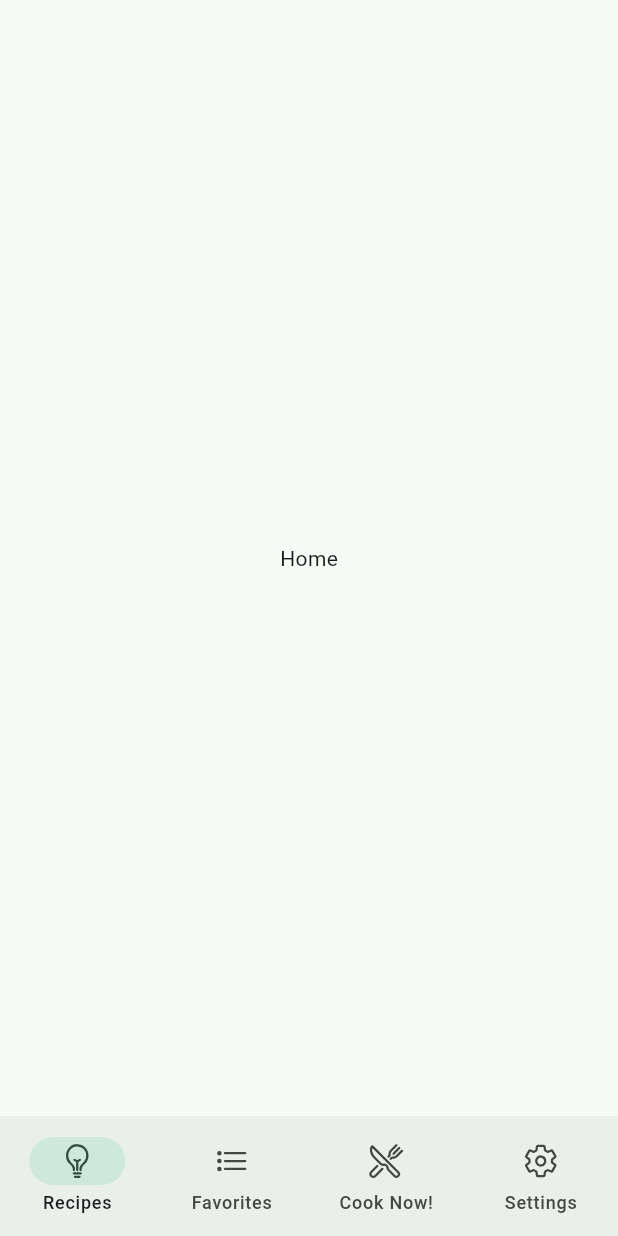
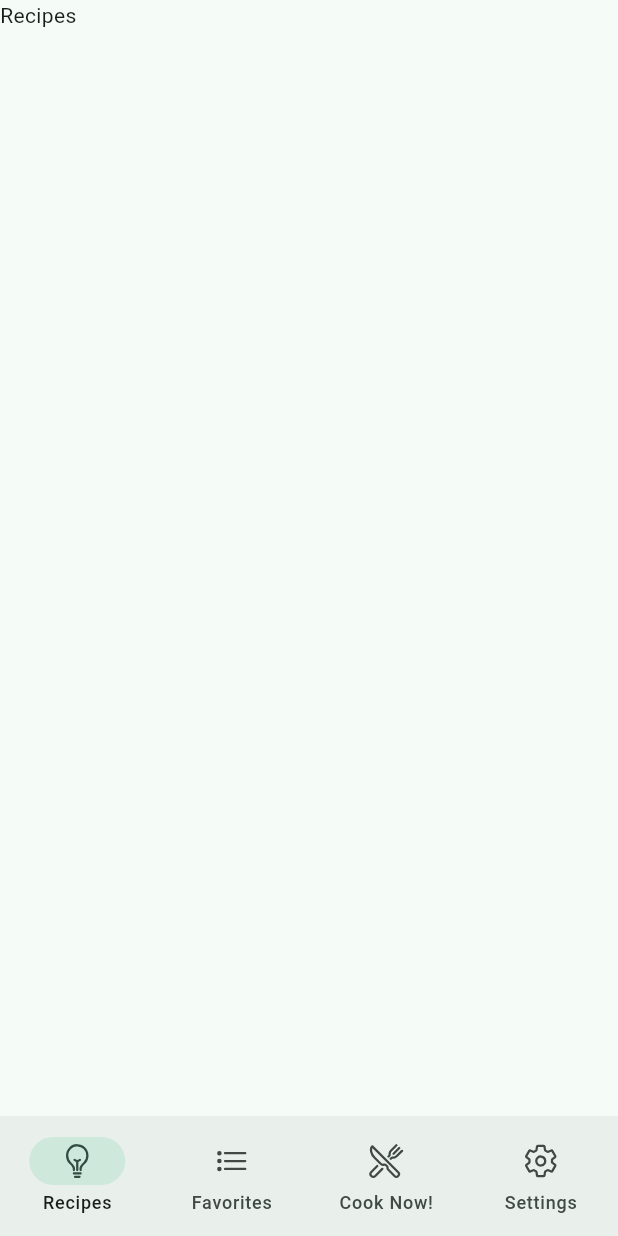
Before and after one commit to jezsdaniel/delishy, a Flutter app: the screen it shows after launch, after a tap on "Let's start!", on a phone screen of 412 x 824 dp. Run offline on Flutter 3.47's test engine with Material 2 defaults, Android fonts, the phone set to English and light mode, and no system bars; our stand-ins replace bloc, equatable, flutter_bloc, go_router, google_fonts, ionicons; generated files the repository leaves out were written again.

Commit message:
add navigation routes for bottom nav items

```diff
--- a/lib/app.dart
+++ b/lib/app.dart
@@ -8,8 +8,9 @@ class App extends StatelessWidget {
 
   @override
   Widget build(BuildContext context) {
+    AppNavigation.instance;
     return MaterialApp.router(
-      routerConfig: appRouter(),
+      routerConfig: AppNavigation.router,
       theme: appTheme,
       localizationsDelegates: AppLocalizations.localizationsDelegates,
       supportedLocales: AppLocalizations.supportedLocales,
--- a/lib/core/router/app_router.dart
+++ b/lib/core/router/app_router.dart
@@ -1,17 +1,142 @@
 import 'package:delishy/core/router/routes.dart';
 import 'package:delishy/features/home/presentation/pages/home/page.dart';
 import 'package:delishy/features/home/presentation/pages/intro/page.dart';
+import 'package:flutter/material.dart';
 import 'package:go_router/go_router.dart';
 
-GoRouter appRouter([String? initialLocation]) => GoRouter(
-      routes: [
+class AppNavigation {
+  factory AppNavigation() {
+    return _instance;
+  }
+
+  AppNavigation._internal() {
+    final routes = [
       GoRoute(
         path: Routes.intro,
         builder: (_, __) => const IntroPage(),
       ),
+      StatefulShellRoute.indexedStack(
+        parentNavigatorKey: parentNavigatorKey,
+        branches: [
+          StatefulShellBranch(
+            navigatorKey: recipesTabNavigatorKey,
+            routes: [
               GoRoute(
-          path: Routes.home,
-          builder: (_, __) => const HomePage(),
+                path: Routes.recipes,
+                pageBuilder: (context, GoRouterState state) {
+                  return getPage(
+                    child: Container(
+                      child: Text('Recipes'),
+                    ),
+                    state: state,
+                  );
+                },
               ),
             ],
+          ),
+          StatefulShellBranch(
+            navigatorKey: favoritesTabNavigatorKey,
+            routes: [
+              GoRoute(
+                path: Routes.favorites,
+                pageBuilder: (context, GoRouterState state) {
+                  return getPage(
+                    child: Container(
+                      child: Text('Favorites'),
+                    ),
+                    state: state,
                   );
+                },
+              ),
+            ],
+          ),
+          StatefulShellBranch(
+            navigatorKey: cookNowTabNavigatorKey,
+            routes: [
+              GoRoute(
+                path: Routes.cookNow,
+                pageBuilder: (context, GoRouterState state) {
+                  return getPage(
+                    child: Container(
+                      child: Text('Cook now'),
+                    ),
+                    state: state,
+                  );
+                },
+              ),
+            ],
+          ),
+          StatefulShellBranch(
+            navigatorKey: settingsTabNavigatorKey,
+            routes: [
+              GoRoute(
+                path: Routes.settings,
+                pageBuilder: (context, GoRouterState state) {
+                  return getPage(
+                    child: Container(
+                      child: Text('Settings'),
+                    ),
+                    state: state,
+                  );
+                },
+              ),
+            ],
+          ),
+        ],
+        pageBuilder: (
+          BuildContext context,
+          GoRouterState state,
+          StatefulNavigationShell navigationShell,
+        ) {
+          return getPage(
+            child: HomePage(
+              child: navigationShell,
+            ),
+            state: state,
+          );
+        },
+      ),
+    ];
+
+    router = GoRouter(
+      navigatorKey: parentNavigatorKey,
+      initialLocation: Routes.intro,
+      routes: routes,
+    );
+  }
+
+  static Page<Widget> getPage({
+    required Widget child,
+    required GoRouterState state,
+  }) {
+    return MaterialPage(
+      key: state.pageKey,
+      child: child,
+    );
+  }
+
+  static final AppNavigation _instance = AppNavigation._internal();
+
+  static AppNavigation get instance => _instance;
+
+  static late final GoRouter router;
+
+  static final GlobalKey<NavigatorState> parentNavigatorKey =
+      GlobalKey<NavigatorState>();
+  static final GlobalKey<NavigatorState> recipesTabNavigatorKey =
+      GlobalKey<NavigatorState>();
+  static final GlobalKey<NavigatorState> favoritesTabNavigatorKey =
+      GlobalKey<NavigatorState>();
+  static final GlobalKey<NavigatorState> cookNowTabNavigatorKey =
+      GlobalKey<NavigatorState>();
+  static final GlobalKey<NavigatorState> settingsTabNavigatorKey =
+      GlobalKey<NavigatorState>();
+
+  BuildContext get context =>
+      router.routerDelegate.navigatorKey.currentContext!;
+
+  GoRouterDelegate get routerDelegate => router.routerDelegate;
+
+  GoRouteInformationParser get routeInformationParser =>
+      router.routeInformationParser;
+}
--- a/lib/core/router/routes.dart
+++ b/lib/core/router/routes.dart
@@ -2,9 +2,11 @@ import 'package:equatable/equatable.dart';
 
 class Routes extends Equatable {
   static const intro = '/';
-
-  static const home = '/home';
+  static const recipes = '/recipes';
+  static const favorites = '/favorites';
+  static const cookNow = '/cook-now';
+  static const settings = '/settings';
 
   @override
-  List<Object?> get props => [intro, home];
+  List<Object?> get props => [intro, recipes];
 }
--- a/lib/features/home/presentation/pages/home/page.dart
+++ b/lib/features/home/presentation/pages/home/page.dart
@@ -1,39 +1,50 @@
 import 'package:delishy/l10n/l10n.dart';
 import 'package:flutter/material.dart';
+import 'package:go_router/go_router.dart';
 import 'package:ionicons/ionicons.dart';
 
 class HomePage extends StatelessWidget {
-  const HomePage({super.key});
+  const HomePage({
+    required this.child,
+    super.key,
+  });
+
+  final StatefulNavigationShell child;
 
   @override
   Widget build(BuildContext context) {
-    return const HomeView();
+    return HomeView(
+      child: child,
+    );
   }
 }
 
 class HomeView extends StatefulWidget {
-  const HomeView({super.key});
+  const HomeView({
+    required this.child,
+    super.key,
+  });
+
+  final StatefulNavigationShell child;
 
   @override
   State<HomeView> createState() => _HomeViewState();
 }
 
 class _HomeViewState extends State<HomeView> {
-  int currentPageIndex = 0;
-
   @override
   Widget build(BuildContext context) {
     final l10n = context.l10n;
     return Scaffold(
-      body: const Center(
-        child: Text('Home'),
-      ),
+      body: widget.child,
       bottomNavigationBar: NavigationBar(
-        selectedIndex: currentPageIndex,
+        selectedIndex: widget.child.currentIndex,
         onDestinationSelected: (index) {
-          setState(() {
-            currentPageIndex = index;
-          });
+          widget.child.goBranch(
+            index,
+            initialLocation: index == widget.child.currentIndex,
+          );
+          setState(() {});
         },
         destinations: [
           NavigationDestination(
--- a/lib/features/home/presentation/pages/intro/page.dart
+++ b/lib/features/home/presentation/pages/intro/page.dart
@@ -50,7 +50,7 @@ class IntroView extends StatelessWidget {
                 width: double.infinity,
                 child: FilledButton.tonal(
                   onPressed: () {
-                    context.go(Routes.home);
+                    context.go(Routes.recipes);
                   },
                   child: Text(l10n.letsStart),
                 ),
```
Also changed, not shown: 2 other files. Lines whose indentation alone changed are shown as unchanged.
